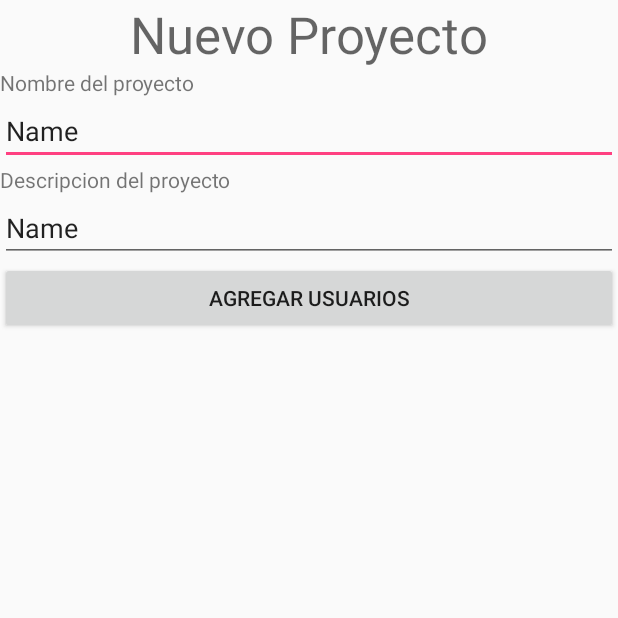
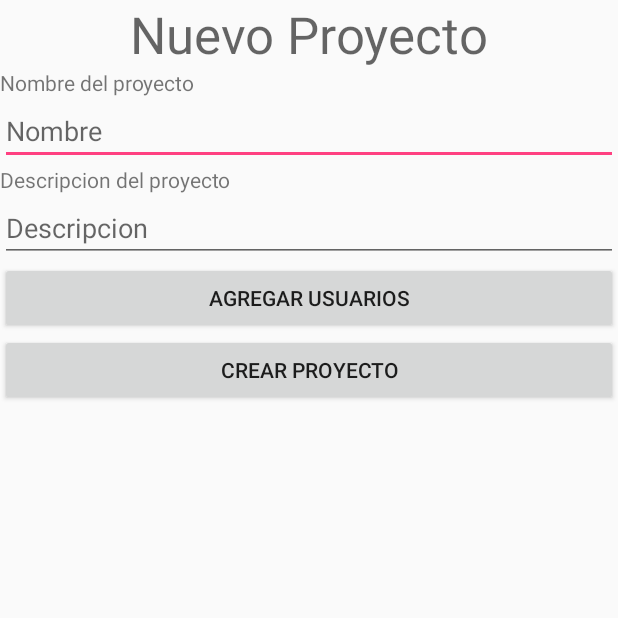
Before and after one commit to jafjdev/Proyecto-Metodologia, an Android app: the MainActivity screen opened directly, with no data from a screen before it, after a tap on an icon or button, on a phone screen of 412 x 824 dp, the top half of it. Run offline under Robolectric (Android 15) with nearby library versions, the phone set to English and light mode, and no system bars; our stand-ins replace Firebase (no records; nobody signed in at launch, a user with empty details on screens opened directly); 1 other tap on this screen came first.

Commit message:
Agrega proyectos
error al ver proyectos y al cargar fragments.

```diff
--- a/app/src/main/java/com/example/jcr/proyecto3/MainActivity.kt
+++ b/app/src/main/java/com/example/jcr/proyecto3/MainActivity.kt
@@ -2,7 +2,6 @@ package com.example.jcr.proyecto3
 
 import android.content.Intent
 import android.os.Bundle
-import android.support.design.widget.Snackbar
 import android.support.design.widget.NavigationView
 import android.support.v4.view.GravityCompat
 import android.support.v7.app.ActionBarDrawerToggle
@@ -11,13 +10,18 @@ import android.view.Menu
 import android.view.MenuItem
 import kotlinx.android.synthetic.main.activity_main.*
 import kotlinx.android.synthetic.main.app_bar_main.*
-import android.support.v4.app.Fragment;
+import android.util.Log
+import com.google.firebase.auth.FirebaseAuth
+import com.google.firebase.database.FirebaseDatabase
+
 
 class MainActivity : AppCompatActivity(), NavigationView.OnNavigationItemSelectedListener {
+
 
     override fun onCreate(savedInstanceState: Bundle?) {
         super.onCreate(savedInstanceState)
         setContentView(R.layout.activity_main)
+
         setSupportActionBar(toolbar)
 
         fab.setOnClickListener { view ->
@@ -31,12 +35,8 @@ class MainActivity : AppCompatActivity(), NavigationView.OnNavigationItemSelecte
         toggle.syncState()
 
         nav_view.setNavigationItemSelectedListener(this)
-        val fragment = ProjectList()
 
-        val transaction = supportFragmentManager.beginTransaction()
 
-        transaction.replace(R.id.frLayout, fragment)
-        transaction.commit()
     }
 
     override fun onBackPressed() {
@@ -58,10 +58,7 @@ class MainActivity : AppCompatActivity(), NavigationView.OnNavigationItemSelecte
             else -> return super.onOptionsItemSelected(item)
         }
     }
-
-    val manager = supportFragmentManager
     override fun onNavigationItemSelected(item: MenuItem): Boolean {
-        // Handle navigation view item clicks here.
         val fragmentProjectList = ProjectList()
         val fragmentContactUs = Contact_us()
         val transaction = supportFragmentManager.beginTransaction()
--- a/app/src/main/java/com/example/jcr/proyecto3/NewProjectActivity.kt
+++ b/app/src/main/java/com/example/jcr/proyecto3/NewProjectActivity.kt
@@ -5,25 +5,37 @@ import android.support.v7.app.AppCompatActivity
 import android.os.Bundle
 import android.view.View
 import android.widget.Button
+import android.widget.EditText
 import com.google.firebase.auth.FirebaseAuth
 import com.google.firebase.database.FirebaseDatabase
 import com.google.firebase.database.DatabaseReference
+import kotlinx.android.synthetic.main.activity_new_project.*
 import kotlin.collections.ArrayList
 
 
 class NewProjectActivity : AppCompatActivity() {
     private var agregarUsuBtn: Button? = null
-    private lateinit var dbReference: DatabaseReference
+    private var crearpBtn:Button?  = null
+    private var editNombre:EditText? = null
+    private var editDescripcion:EditText? = null
     private lateinit var database: FirebaseDatabase
     private lateinit var auth: FirebaseAuth
     private lateinit var userList: ArrayList<User>
+    private lateinit var mDatabase: DatabaseReference
 
     override fun onCreate(savedInstanceState: Bundle?) {
         super.onCreate(savedInstanceState)
         setContentView(R.layout.activity_new_project)
+
         agregarUsuBtn = findViewById<View>(R.id.agregarUsuariosBtn) as Button
+        crearpBtn = findViewById<View>(R.id.crearProyectoBtn) as Button
+
+        editNombre = findViewById<View>(R.id.editNombreP) as EditText
+        editDescripcion = findViewById<View>(R.id.editDesc) as EditText
+
         auth = FirebaseAuth.getInstance()
-        database = FirebaseDatabase.getInstance()
+
+        mDatabase = FirebaseDatabase.getInstance().getReference()
 
 
         agregarUsuBtn?.setOnClickListener(View.OnClickListener {
@@ -31,5 +43,17 @@ class NewProjectActivity : AppCompatActivity() {
             startActivity(intent)
         })
 
+        crearpBtn?.setOnClickListener(View.OnClickListener {
+            val nombreP = editNombreP.text.toString()
+            val descP = editDescripcion!!.text.toString()
+            createNewProject(nombreP,descP)
+        })
+
+
+    }
+
+    private fun createNewProject(name: String, description: String) {
+        val project:Project = Project(name, description,auth.uid)
+        mDatabase.child("Project").child(project!!.name).setValue(project)
     }
 }
--- a/app/src/main/java/com/example/jcr/proyecto3/ProjectAdapter.kt
+++ b/app/src/main/java/com/example/jcr/proyecto3/ProjectAdapter.kt
@@ -35,8 +35,8 @@ class ProjectAdapter(var list: ArrayList<Project>) : RecyclerView.Adapter<Projec
             val description: AppCompatTextView = itemView.findViewById(R.id.txtDescription)
 
             title.text = data.name
-            description.text = data.desc
-            Glide.with(itemView.context).load(data.thumbnail).into(thumbnail)
+            description.text = data.description
+            //Glide.with(itemView.context).load(data.uidCreador).into(thumbnail)
             itemView.setOnClickListener {
                 Snackbar.make(itemView, "Projecto name: ${data.name}", Snackbar.LENGTH_LONG).show();
             }
--- a/app/src/main/java/com/example/jcr/proyecto3/ProjectList.kt
+++ b/app/src/main/java/com/example/jcr/proyecto3/ProjectList.kt
@@ -5,37 +5,37 @@ import android.os.Bundle
 import android.support.v4.app.Fragment
 import android.support.v7.widget.LinearLayoutManager
 import android.support.v7.widget.RecyclerView
+import android.util.Log
 import android.view.LayoutInflater
 import android.view.View
 import android.view.ViewGroup
+import com.google.firebase.database.*
 
 
-// TODO: Rename parameter arguments, choose names that match
-// the fragment initialization parameters, e.g. ARG_ITEM_NUMBER
-private const val ARG_PARAM1 = "param1"
-private const val ARG_PARAM2 = "param2"
+val projects = ArrayList<Project>()
 
-/**
- * A simple [Fragment] subclass.
- * Activities that contain this fragment must implement the
- * [ExampleFragment.OnFragmentInteractionListener] interface
- * to handle interaction events.
- * Use the [ExampleFragment.newInstance] factory method to
- * create an instance of this fragment.
- *
- */
 class ProjectList : Fragment() {
-    // TODO: Rename and change types of parameters
-    private var param1: String? = null
-    private var param2: String? = null
+
     private var listener: OnFragmentInteractionListener? = null
+    private lateinit var dbReference: DatabaseReference
 
     override fun onCreate(savedInstanceState: Bundle?) {
         super.onCreate(savedInstanceState)
-        arguments?.let {
-            param1 = it.getString(ARG_PARAM1)
-            param2 = it.getString(ARG_PARAM2)
-        }
+        dbReference = FirebaseDatabase.getInstance().getReference().child("Project")
+
+        dbReference.addValueEventListener(object : ValueEventListener {
+            override fun onCancelled(p0: DatabaseError) {
+
+            }
+
+            override fun onDataChange(snapshot: DataSnapshot) {
+                for (child: DataSnapshot in snapshot.children) {
+                    val serialized: Project? = child.getValue(Project::class.java)
+                    projects.add(serialized!!)
+                }
+            }
+        })
+
     }
 
     override fun onViewCreated(view: View, savedInstanceState: Bundle?) {
@@ -43,10 +43,7 @@ class ProjectList : Fragment() {
         var recyclerView: RecyclerView = view.findViewById(R.id.recyclerview)
 
         recyclerView?.layoutManager = LinearLayoutManager(context)
-        val projects = ArrayList<Project>()
 
-        projects.add(Project("Ramiro es marico", "marico por dos", R.drawable.logodroid))
-        projects.add(Project("Marico el que lo lea ", "VOY A JUGAR PERRAS", R.drawable.logodroid))
 
         val adapter = ProjectAdapter(projects)
         recyclerView.adapter = adapter
@@ -68,39 +65,9 @@ class ProjectList : Fragment() {
         listener = null
     }
 
-    /**
-     * This interface must be implemented by activities that contain this
-     * fragment to allow an interaction in this fragment to be communicated
-     * to the activity and potentially other fragments contained in that
-     * activity.
-     *
-     *
-     * See the Android Training lesson [Communicating with Other Fragments]
-     * (http://developer.android.com/training/basics/fragments/communicating.html)
-     * for more information.
-     */
+
     interface OnFragmentInteractionListener {
         // TODO: Update argument type and name
         fun onFragmentInteraction(uri: Uri)
     }
-
-    companion object {
-        /**
-         * Use this factory method to create a new instance of
-         * this fragment using the provided parameters.
-         *
-         * @param param1 Parameter 1.
-         * @param param2 Parameter 2.
-         * @return A new instance of fragment ExampleFragment.
-         */
-        // TODO: Rename and change types and number of parameters
-        @JvmStatic
-        fun newInstance(param1: String, param2: String) =
-                ProjectList().apply {
-                    arguments = Bundle().apply {
-                        putString(ARG_PARAM1, param1)
-                        putString(ARG_PARAM2, param2)
-                    }
-                }
-    }
 }
--- a/app/src/main/res/layout/activity_main.xml
+++ b/app/src/main/res/layout/activity_main.xml
@@ -21,5 +21,4 @@
         android:fitsSystemWindows="true"
         app:headerLayout="@layout/nav_header_main"
         app:menu="@menu/activity_main_drawer" />
-
 </android.support.v4.widget.DrawerLayout>
--- a/app/src/main/res/layout/activity_new_project.xml
+++ b/app/src/main/res/layout/activity_new_project.xml
@@ -25,12 +25,12 @@
             android:text="@string/project_name" />
 
         <EditText
-            android:id="@+id/editText"
+            android:id="@+id/editNombreP"
             android:layout_width="match_parent"
             android:layout_height="wrap_content"
             android:ems="10"
-            android:inputType="textPersonName"
-            android:text="Name" />
+            android:hint="Nombre"
+            android:inputType="textPersonName" />
 
         <TextView
             android:id="@+id/textView3"
@@ -39,12 +39,12 @@
             android:text="@string/project_description" />
 
         <EditText
-            android:id="@+id/editText2"
+            android:id="@+id/editDesc"
             android:layout_width="match_parent"
             android:layout_height="wrap_content"
             android:ems="10"
-            android:inputType="textPersonName"
-            android:text="Name" />
+            android:hint="Descripcion"
+            android:inputType="textPersonName" />
     </LinearLayout>
 
     <Button
@@ -54,4 +54,12 @@
         android:layout_below="@+id/linearL"
         android:text="Agregar Usuarios" />
 
+    <Button
+        android:id="@+id/crearProyectoBtn"
+        android:layout_width="match_parent"
+        android:layout_height="wrap_content"
+        android:text="Crear Proyecto"
+        android:layout_below="@+id/agregarUsuariosBtn"
+        />
+
 </RelativeLayout>
--- a/app/src/main/res/layout/content_main.xml
+++ b/app/src/main/res/layout/content_main.xml
@@ -13,4 +13,5 @@
         android:layout_width="match_parent"
         android:layout_height="match_parent">
     </android.support.v7.widget.ContentFrameLayout>
+
 </android.support.constraint.ConstraintLayout>
```
Also changed, not shown: app/src/main/java/com/example/jcr/proyecto3/Project.kt (+16 -1 lines), app/src/main/java/com/example/jcr/proyecto3/SignUpActivity.kt (+8 -6 lines).
